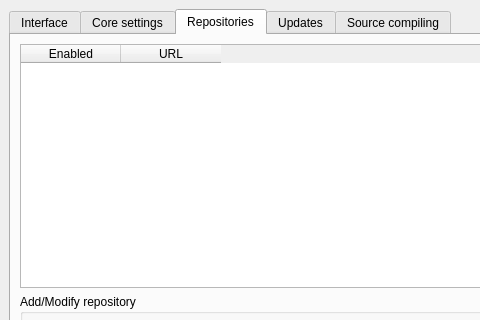
Old version of the form mpkg/manager/preferencesbox.ui in the repository BackupTheBerlios/mops; both pictures show x 0 to 480 and y 0 to 320 of the 757 by 433 pixel window.
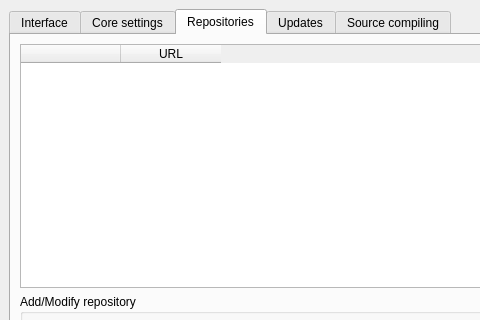
New version of the form. The open tabs and pages were chosen to show the change. Icons and pictures are not drawn.

Commit message: Some enhancements in internal structure (GUI). No PT_ID field in table anymore.

The edit to the form file:
```diff
--- a/mpkg/manager/preferencesbox.ui
+++ b/mpkg/manager/preferencesbox.ui
@@ -350,14 +350,17 @@
             <enum>QAbstractItemView::SelectRows</enum>
            </property>
            <property name="showGrid" >
-            <bool>false</bool>
+            <bool>true</bool>
            </property>
            <property name="gridStyle" >
-            <enum>Qt::NoPen</enum>
+            <enum>Qt::DotLine</enum>
            </property>
            <column>
             <property name="text" >
-             <string>Enabled</string>
+             <string/>
+            </property>
+            <property name="icon" >
+             <iconset>icons/installed.png</iconset>
             </property>
            </column>
            <column>
```
Left out of the diff: 5 changed lines with no effect on the pictures. The commit also changes 2 other files.
